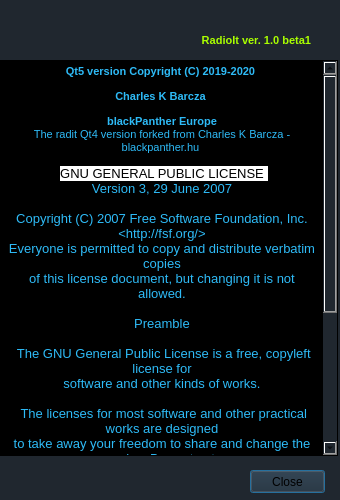
Qt form src/FrmAcercaDe.ui (blackPantherOS/radioit) before a commit.
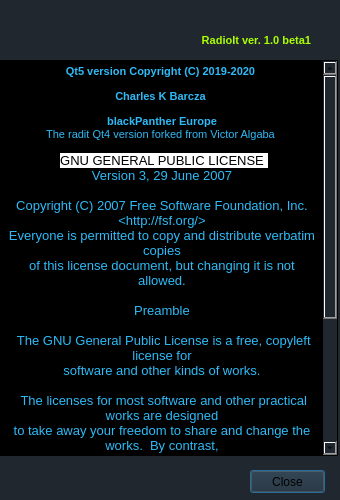
The same form after that commit. Icons and pictures are not drawn.

The edit to the form file:
```diff
--- a/src/FrmAcercaDe.ui
+++ b/src/FrmAcercaDe.ui
@@ -75,7 +75,7 @@
 &lt;/style&gt;&lt;/head&gt;&lt;body style=&quot; font-family:'Noto Sans'; font-size:10pt; font-weight:400; font-style:normal;&quot;&gt;
 &lt;p align=&quot;center&quot; style=&quot; margin-top:12px; margin-bottom:12px; margin-left:0px; margin-right:0px; -qt-block-indent:0; text-indent:0px;&quot;&gt;&lt;span style=&quot; font-family:'MS Shell Dlg 2'; font-size:8pt; font-weight:600;&quot;&gt;Qt5 version Copyright (C) 2019-2020 &lt;/span&gt;&lt;/p&gt;
 &lt;p align=&quot;center&quot; style=&quot; margin-top:12px; margin-bottom:12px; margin-left:0px; margin-right:0px; -qt-block-indent:0; text-indent:0px;&quot;&gt;&lt;span style=&quot; font-family:'MS Shell Dlg 2'; font-size:8pt; font-weight:600;&quot;&gt;Charles K Barcza &lt;/span&gt;&lt;/p&gt;
-&lt;p align=&quot;center&quot; style=&quot; margin-top:12px; margin-bottom:12px; margin-left:0px; margin-right:0px; -qt-block-indent:0; text-indent:0px;&quot;&gt;&lt;span style=&quot; font-family:'MS Shell Dlg 2'; font-size:8pt; font-weight:600;&quot;&gt;blackPanther Europe &lt;br /&gt;&lt;/span&gt;&lt;span style=&quot; font-family:'MS Shell Dlg 2'; font-size:8pt;&quot;&gt;The radit Qt4 version forked from Charles K Barcza - blackpanther.hu &lt;/span&gt;&lt;/p&gt;
+&lt;p align=&quot;center&quot; style=&quot; margin-top:12px; margin-bottom:12px; margin-left:0px; margin-right:0px; -qt-block-indent:0; text-indent:0px;&quot;&gt;&lt;span style=&quot; font-family:'MS Shell Dlg 2'; font-size:8pt; font-weight:600;&quot;&gt;blackPanther Europe &lt;br /&gt;&lt;/span&gt;&lt;span style=&quot; font-family:'MS Shell Dlg 2'; font-size:8pt;&quot;&gt;The radit Qt4 version forked from Victor Algaba &lt;/span&gt;&lt;/p&gt;
 &lt;p align=&quot;center&quot; style=&quot; margin-top:12px; margin-bottom:12px; margin-left:0px; margin-right:0px; -qt-block-indent:0; text-indent:0px;&quot;&gt;&lt;span style=&quot; font-family:'monospace'; color:#000000; background-color:#ffffff;&quot;&gt;GNU GENERAL PUBLIC LICENSE &lt;/span&gt;&lt;span style=&quot; font-family:'monospace';&quot;&gt;&lt;br /&gt;Version 3, 29 June 2007 &lt;br /&gt;&lt;br /&gt;Copyright (C) 2007 Free Software Foundation, Inc. &amp;lt;http://fsf.org/&amp;gt; &lt;br /&gt;Everyone is permitted to copy and distribute verbatim copies &lt;br /&gt;of this license document, but changing it is not allowed. &lt;br /&gt;&lt;br /&gt;Preamble &lt;br /&gt;&lt;br /&gt; The GNU General Public License is a free, copyleft license for &lt;br /&gt;software and other kinds of works. &lt;br /&gt;&lt;br /&gt; The licenses for most software and other practical works are designed &lt;br /&gt;to take away your freedom to share and change the works.  By contrast, &lt;br /&gt;the GNU General Public License is intended to guarantee your freedom to &lt;br /&gt;share and change all versions of a program--to make sure it remains free &lt;br /&gt;software for all its users.  We, the Free Software Foundation, use the &lt;br /&gt;GNU General Public License for most of our software; it applies also to &lt;br /&gt;any other work released this way by its authors.  You can apply it to &lt;br /&gt;your programs, too.&lt;br /&gt;&lt;br /&gt;See the License file for more information &lt;/span&gt;&lt;/p&gt;&lt;/body&gt;&lt;/html&gt;</string>
    </property>
    <property name="openExternalLinks">
```
